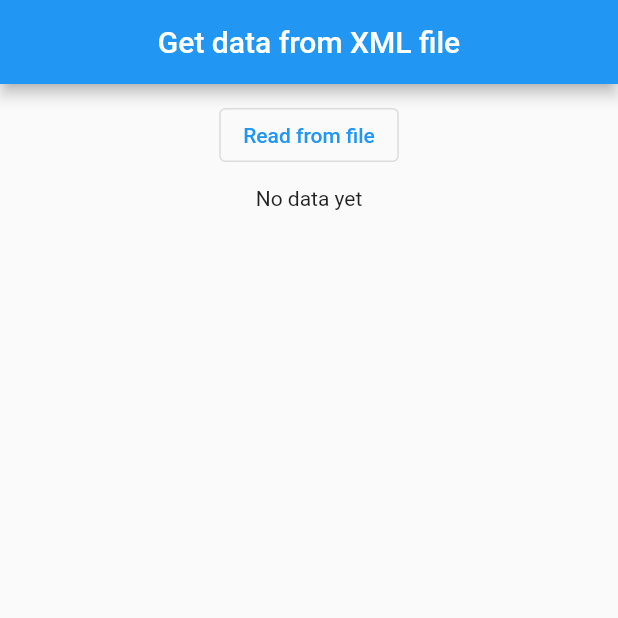
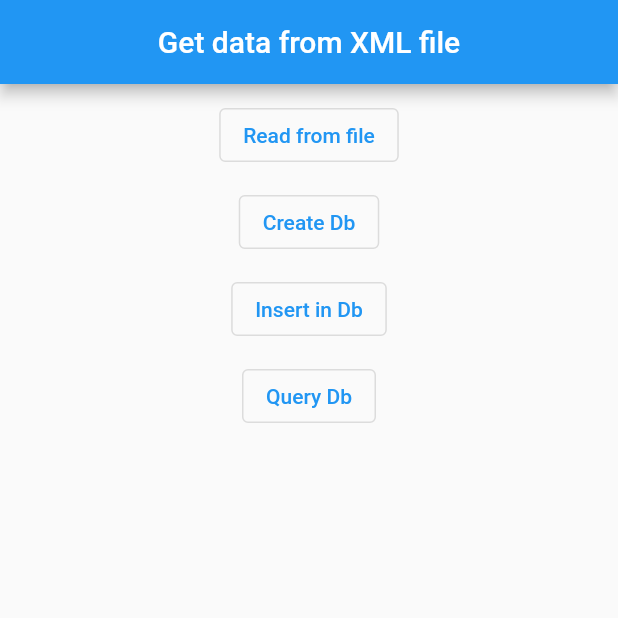
Before and after one commit to gabdeum/strava_clone, a Flutter app: the screen it shows after launch, after a tap on "Read from file", on a phone screen of 412 x 824 dp, the top half of it. Run offline on Flutter 3.47's test engine with Material 2 defaults, Android fonts, the phone set to English and light mode, and no system bars; our stand-ins replace location, sqflite; accounts and stored records are empty.

Commit message:
XML data parsing and DB added

```diff
--- a/lib/pages/home.dart
+++ b/lib/pages/home.dart
@@ -1,4 +1,5 @@
 import 'dart:async';
+import 'package:sqflite/sqflite.dart';
 import 'package:strava_add_on/services/file_utils.dart';
 import 'package:flutter/material.dart';
 import 'package:location/location.dart';
@@ -12,8 +13,10 @@ class Home extends StatefulWidget {
 
 class _HomeState extends State<Home> {
 
-  bool xmlData = false;
   XmlFiles newXmlFile = XmlFiles(xmlFileName: 'Paris_Marathon_route');
+  Database? database;
+  List<Map<String,Object?>> listData = [];
+  List<Map<String,Object?>> results = [];
 
   @override
   void initState() {
@@ -36,13 +39,34 @@ class _HomeState extends State<Home> {
               const SizedBox(height: 10.0,),
               OutlinedButton(
                   onPressed: () async {
-                    await newXmlFile.getXmlContent(context);
-                    xmlData = true;
-                    setState(() {});
+                    listData = await newXmlFile.getXmlContent(context);
                   },
                   child: const Text('Read from file')),
               const SizedBox(height: 10.0,),
-              Text(xmlData ? 'Has data' : 'No data yet')
+              OutlinedButton(
+                  onPressed: () async {
+                    database = await newXmlFile.createDb();
+                  },
+                  child: const Text('Create Db')),
+              const SizedBox(height: 10.0,),
+              OutlinedButton(
+                  onPressed: () async {
+                    await newXmlFile.insertDb(listData, database!);
+                  },
+                  child: const Text('Insert in Db')),
+              const SizedBox(height: 10.0,),
+              OutlinedButton(
+                  onPressed: () async {
+                    results = await newXmlFile.queryDb(database!);
+                    setState(() {});
+                  },
+                  child: const Text('Query Db')),
+              Expanded(child: ListView.builder(
+                  shrinkWrap: true,
+                  scrollDirection: Axis.vertical,
+                  itemCount:(results).length,
+                  itemBuilder: (context, index) => Text('id: ${results[index]['id']} - lat: ${results[index]['lat']} - lon: ${results[index]['lon']}', style: const TextStyle(fontSize: 12.0),)
+              ))
             ],
           ),
         ),
--- a/lib/services/file_utils.dart
+++ b/lib/services/file_utils.dart
@@ -8,24 +8,63 @@ class XmlFiles {
 
   XmlFiles({required this.xmlFileName});
 
-  Future<List<Map>> getXmlContent(BuildContext context) async {
+  Future<List<Map<String,Object?>>> getXmlContent(BuildContext context) async {
 
     final String _xmlString = await DefaultAssetBundle.of(context).loadString("assets/$xmlFileName.xml");
     final XmlDocument _document = XmlDocument.parse(_xmlString);
     final Iterable<XmlElement> _courses = _document.findAllElements("Trackpoint");
 
-    List<Map> _listData = _courses.map((e) => {
-      "lat" : e.findAllElements("LatitudeDegrees").first.children.first,
-      "lon" : e.findAllElements("LongitudeDegrees").first.children.first,
-      "alt" : e.findElements("AltitudeMeters").first.children.first,
-      "dist" : e.findElements("DistanceMeters").first.children.first,
+    List<Map<String,Object?>> _listData = _courses.map((e) => {
+      "lat" : num.tryParse(e.findAllElements("LatitudeDegrees").first.children.first.toString()),
+      "lon" : num.tryParse(e.findAllElements("LongitudeDegrees").first.children.first.toString()),
+      "alt" : num.tryParse(e.findElements("AltitudeMeters").first.children.first.toString()),
+      "dist" : num.tryParse(e.findElements("DistanceMeters").first.children.first.toString()),
     }
     ).toList();
+
+    print('XML data fetched');
 
     return _listData;
 
   }
 
+  Future<Database> createDb() async {
+    String _databasesPath = await getDatabasesPath();
+    String _path = '$_databasesPath/courses.db';
 
+    await deleteDatabase(_path);
+    Database _database = await openDatabase(_path, version: 1,
+        onCreate: (Database db, int version) async {
+          // When creating the db, create the table
+          await db.execute(
+              'CREATE TABLE $xmlFileName (id INTEGER PRIMARY KEY, lat REAL, lon REAL, alt REAL, dist REAL)');
+        });
+
+    print('Db created');
+
+    return _database;
+
+  }
+
+  insertDb(List<Map<String,Object?>> listData, Database db) async {
+
+    Batch _batch = db.batch();
+    listData.forEach((element) {
+      _batch.insert(xmlFileName, element);
+    });
+    await _batch.commit();
+
+    print('Insert done with ${listData.length} elements');
+
+  }
+
+  Future<List<Map<String, Object?>>> queryDb(Database db) async {
+
+    List<Map<String, Object?>> result = await db.rawQuery('SELECT id, lat, lon, MIN(lat * lat + lon * lon) FROM $xmlFileName');
+    print(result);
+
+    return result;
+
+  }
 
 }
```
Also changed, not shown: 2 other files.
